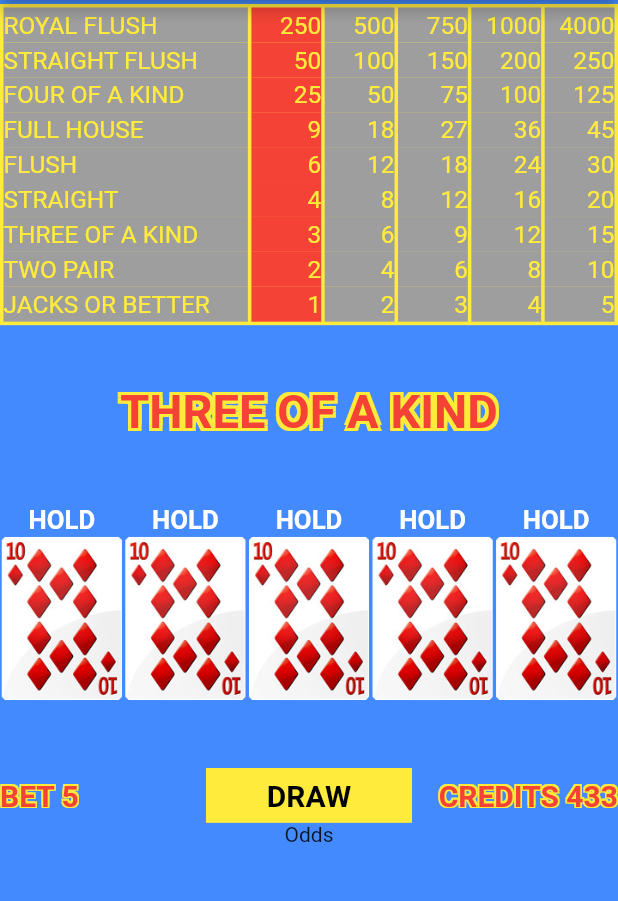
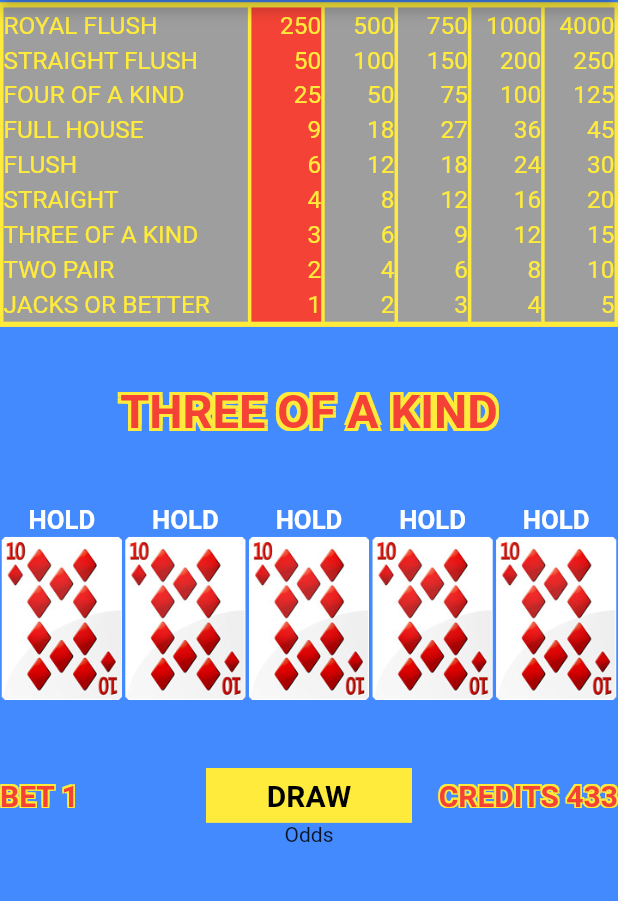
Before and after one commit to Naivec0de/Flutter-VideoPoker, a Flutter app: the screen it shows after launch, after a tap on "250", on a phone screen of 412 x 824 dp, the part 84-985 px from its top. Run offline on Flutter 3.47's test engine with Material 2 defaults, Android fonts, the phone set to English and light mode, and no system bars.

Commit message:
Sync value between 2 widgets, using ValueNotifier and ValueListenableBuilder

```diff
--- /dev/null
+++ b/lib/global.dart
@@ -0,0 +1,3 @@
+import 'package:flutter/foundation.dart';
+
+ValueNotifier<int> wager = ValueNotifier(2); // current wager
--- a/lib/main.dart
+++ b/lib/main.dart
@@ -1,5 +1,6 @@
 import 'package:flutter/material.dart';
 import 'package:video_poker/card.dart';
+import 'package:video_poker/global.dart';
 
 void main() => runApp(MyApp());
 
@@ -17,14 +18,7 @@ class MyApp extends StatelessWidget {
   }
 }
 
-class PayoutTable extends StatefulWidget {
-  @override
-  State createState() => PayoutTableState();
-}
-
-class PayoutTableState extends State<PayoutTable> {
-  int _highlight = 1;
-
+class PayoutTable extends StatelessWidget {
   @override
   Widget build(BuildContext context) {
     const names = [
@@ -64,21 +58,17 @@ class PayoutTableState extends State<PayoutTable> {
     return GestureDetector(
       onTap: () {
         if (id != 0) {
-          setState(() {
-            _highlight = id;
-          });
+          wager.value = id;
         }
       },
-      child: Container(
-        decoration: BoxDecoration(color: Colors.yellow),
+      child: ValueListenableBuilder(
+        valueListenable: wager,
         child: Column(
           children: content.map((text) {
             return Container(
               alignment: alignment,
-              color: id == _highlight ? Colors.red : Colors.grey,
               height: 20,
               width: width,
-              margin: EdgeInsets.only(left: 1, right: 1),
               child: Text(
                 text,
                 style: TextStyle(color: Colors.yellow),
@@ -86,6 +76,15 @@ class PayoutTableState extends State<PayoutTable> {
             );
           }).toList(),
         ),
+        builder: (context, value, child) {
+          return Container(
+            decoration: BoxDecoration(
+              color: id == wager.value ? Colors.red : Colors.grey,
+              border: Border.all(color: Colors.yellow),
+            ),
+            child: child,
+          );
+        },
       ),
     );
   }
@@ -180,11 +179,19 @@ class PlayAreaState extends State<PlayArea> {
       crossAxisAlignment: CrossAxisAlignment.start,
       children: <Widget>[
         Expanded(
+          child: GestureDetector(
+            onTap: () {
+              wager.value++;
+              if (wager.value > 5) wager.value = 1;
+            },
             child: Container(
               height: 60,
               alignment: Alignment.centerLeft,
-            child: Text(
-              "BET 5",
+              child: ValueListenableBuilder(
+                valueListenable: wager,
+                builder: (context, value, child) {
+                  return Text(
+                    "BET ${wager.value}",
                     style: TextStyle(
                         color: Colors.red,
                         fontWeight: FontWeight.bold,
@@ -195,6 +202,9 @@ class PlayAreaState extends State<PlayArea> {
                           Shadow(offset: Offset(1, 1), color: Colors.yellow),
                           Shadow(offset: Offset(1, -1), color: Colors.yellow),
                         ]),
+                  );
+                },
+              ),
             ),
           ),
         ),
```
Lines whose indentation alone changed are shown as unchanged.
